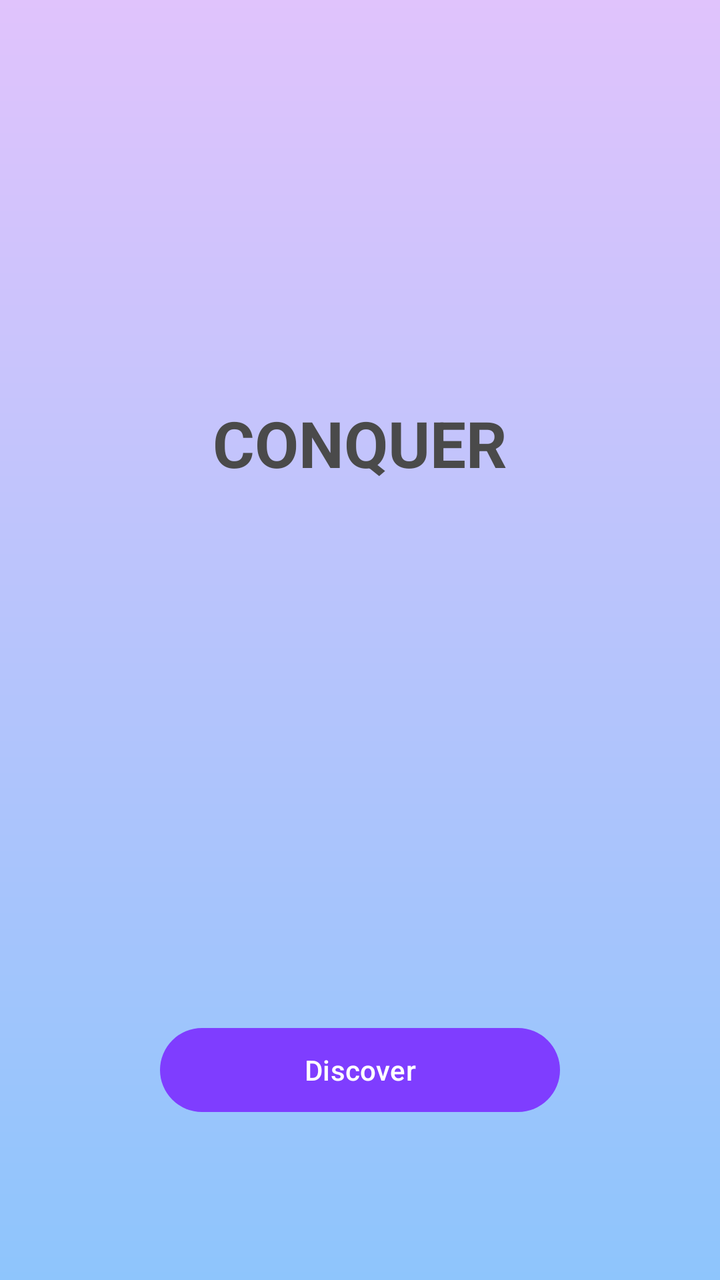
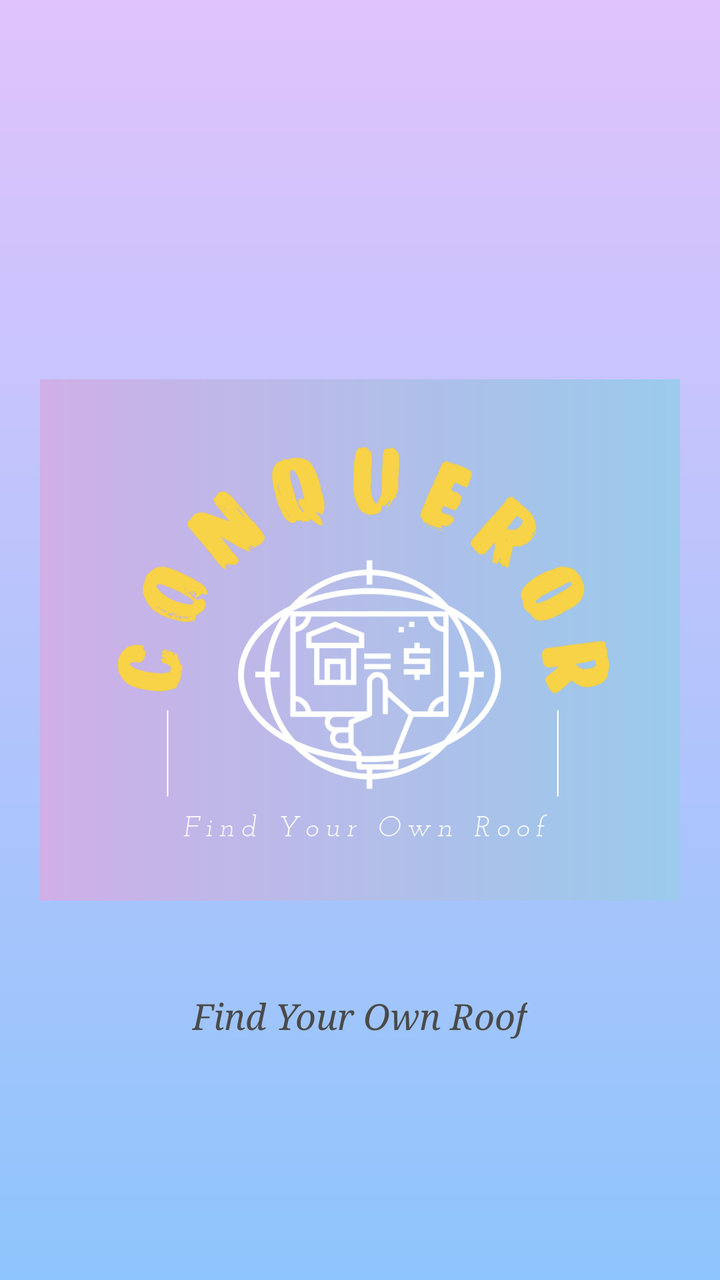

Two renders of the same Android screen: before a commit and after it. Below are the layout's source before the change and the commit's diff.
<!-- AndroidManifest.xml: application theme Theme.Realestateapp -->
<!-- res/layout/activity_main.xml -->
<?xml version="1.0" encoding="utf-8"?>
<RelativeLayout xmlns:android="http://schemas.android.com/apk/res/android"
    android:layout_width="match_parent"
    android:layout_height="match_parent">

    
    <View
        android:layout_width="match_parent"
        android:layout_height="match_parent"
        android:background="@drawable/bg_gradient"/>

    
    <TextView
        android:id="@+id/logo"
        android:text="CONQUER"
        android:textSize="32sp"
        android:textStyle="bold"
        android:textColor="#4A4A4A"
        android:layout_centerHorizontal="true"
        android:layout_marginTop="200dp"
        android:layout_width="wrap_content"
        android:layout_height="wrap_content"/>

    
    <Button
        android:text="Discover"
        android:layout_centerHorizontal="true"
        android:layout_alignParentBottom="true"
        android:layout_marginBottom="80dp"
        android:layout_width="200dp"
        android:layout_height="50dp"/>
</RelativeLayout>
<!-- resources referenced by this layout -->
<resources>
  <!-- drawable bg_gradient (drawable) -->
  <shape xmlns:android="http://schemas.android.com/apk/res/android">
      <gradient
          android:startColor="#E0C3FC"
          android:endColor="#8EC5FC"
          android:angle="270"/>
  </shape>
  <style name="Theme.Realestateapp" parent="Base.Theme.Realestateapp" />
  <style name="Base.Theme.Realestateapp" parent="Theme.Material3.DayNight.NoActionBar">
          
          <item name="colorPrimary">@color/primary</item>
      </style>
  <color name="primary">#7F3DFF</color>
</resources>

<!-- the commit's change to res/layout/activity_main.xml (unified diff, before → after) -->
@@ -10,23 +10,26 @@
         android:background="@drawable/bg_gradient"/>
 
     
-    <TextView
-        android:id="@+id/logo"
-        android:text="CONQUER"
-        android:textSize="32sp"
-        android:textStyle="bold"
-        android:textColor="#4A4A4A"
-        android:layout_centerHorizontal="true"
-        android:layout_marginTop="200dp"
-        android:layout_width="wrap_content"
-        android:layout_height="wrap_content"/>
+    <ImageView
+        android:id="@+id/logoImage"
+        android:layout_width="320dp"
+        android:layout_height="320dp"
+        android:layout_centerInParent="true"
+        android:src="@drawable/logo"
+        android:contentDescription="@string/app_name"
+        android:scaleType="fitCenter" />
 
     
-    <Button
-        android:text="Discover"
+    <TextView
+        android:layout_width="wrap_content"
+        android:layout_height="wrap_content"
+        android:layout_below="@id/logoImage"
         android:layout_centerHorizontal="true"
-        android:layout_alignParentBottom="true"
-        android:layout_marginBottom="80dp"
-        android:layout_width="200dp"
-        android:layout_height="50dp"/>
+        android:layout_marginTop="16dp"
+        android:text="Find Your Own Roof"
+        android:textColor="#4A4A4A"
+        android:textSize="18sp"
+        android:fontFamily="serif"
+        android:textStyle="italic" />
+
 </RelativeLayout>
<!-- resource entries referenced after the edit -->
@@ -7,6 +7,8 @@
           android:endColor="#8EC5FC"
           android:angle="270"/>
   </shape>
+  <!-- drawable logo: png bitmap (drawable, 287720 bytes) -->
+  <string name="app_name">realestateapp</string>
   <style name="Theme.Realestateapp" parent="Base.Theme.Realestateapp" />
   <style name="Base.Theme.Realestateapp" parent="Theme.Material3.DayNight.NoActionBar">
           
